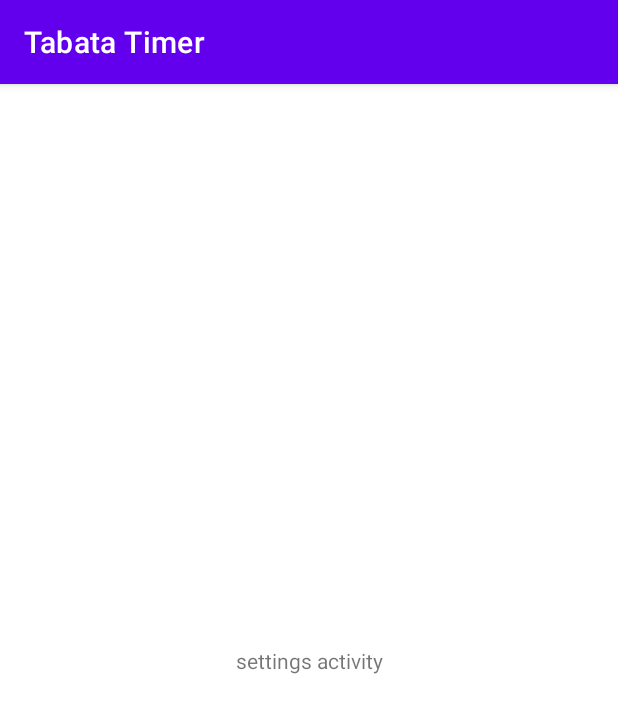
After one commit to aneroid11/SoftwareDesignLabs, an Android app: the SettingsActivity screen opened directly, with no data from a screen before it, on a phone screen of 412 x 824 dp. The commit adds this screen. Shown: the top 713 px of the screen. Run offline under Robolectric (Android 15) with nearby library versions, the phone set to English and light mode, and no system bars.

Commit message:
add settings activity and dummy settings button

```diff
--- a/TabataTimer/app/src/main/AndroidManifest.xml
+++ b/TabataTimer/app/src/main/AndroidManifest.xml
@@ -14,6 +14,9 @@
         android:theme="@style/Theme.TabataTimer"
         tools:targetApi="31">
         <activity
+            android:name=".SettingsActivity"
+            android:exported="false" />
+        <activity
             android:name=".MainActivity"
             android:exported="true">
             <intent-filter>
--- /dev/null
+++ b/TabataTimer/app/src/main/java/com/example/tabatatimer/SettingsActivity.kt
@@ -0,0 +1,11 @@
+package com.example.tabatatimer
+
+import androidx.appcompat.app.AppCompatActivity
+import android.os.Bundle
+
+class SettingsActivity : AppCompatActivity() {
+    override fun onCreate(savedInstanceState: Bundle?) {
+        super.onCreate(savedInstanceState)
+        setContentView(R.layout.activity_settings)
+    }
+}
--- /dev/null
+++ b/TabataTimer/app/src/main/res/layout/activity_settings.xml
@@ -0,0 +1,18 @@
+<?xml version="1.0" encoding="utf-8"?>
+<androidx.constraintlayout.widget.ConstraintLayout xmlns:android="http://schemas.android.com/apk/res/android"
+    xmlns:app="http://schemas.android.com/apk/res-auto"
+    xmlns:tools="http://schemas.android.com/tools"
+    android:layout_width="match_parent"
+    android:layout_height="match_parent"
+    tools:context=".SettingsActivity">
+
+    <TextView
+        android:layout_width="wrap_content"
+        android:layout_height="wrap_content"
+        android:text="settings activity"
+        app:layout_constraintBottom_toBottomOf="parent"
+        app:layout_constraintEnd_toEndOf="parent"
+        app:layout_constraintStart_toStartOf="parent"
+        app:layout_constraintTop_toTopOf="parent" />
+
+</androidx.constraintlayout.widget.ConstraintLayout>
```
Also changed, not shown: TabataTimer/app/src/main/java/com/example/tabatatimer/MainActivity.kt (+17 -0 lines), TabataTimer/app/src/main/res/menu/main_activity_menu.xml (added, +10 -0 lines).
